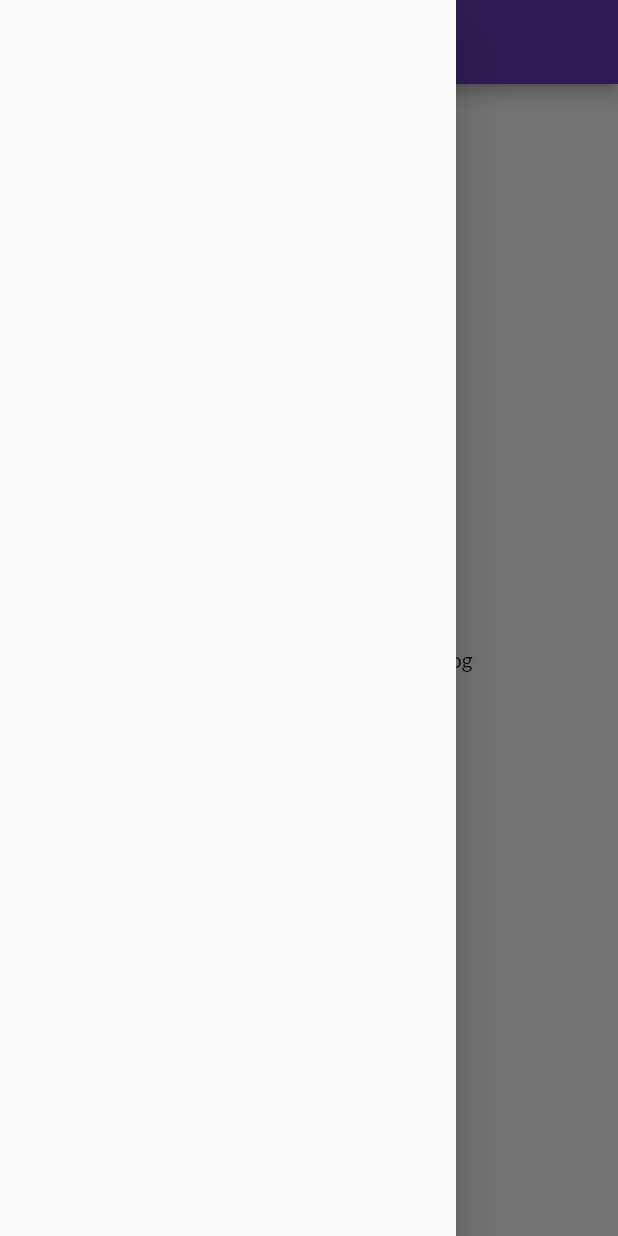
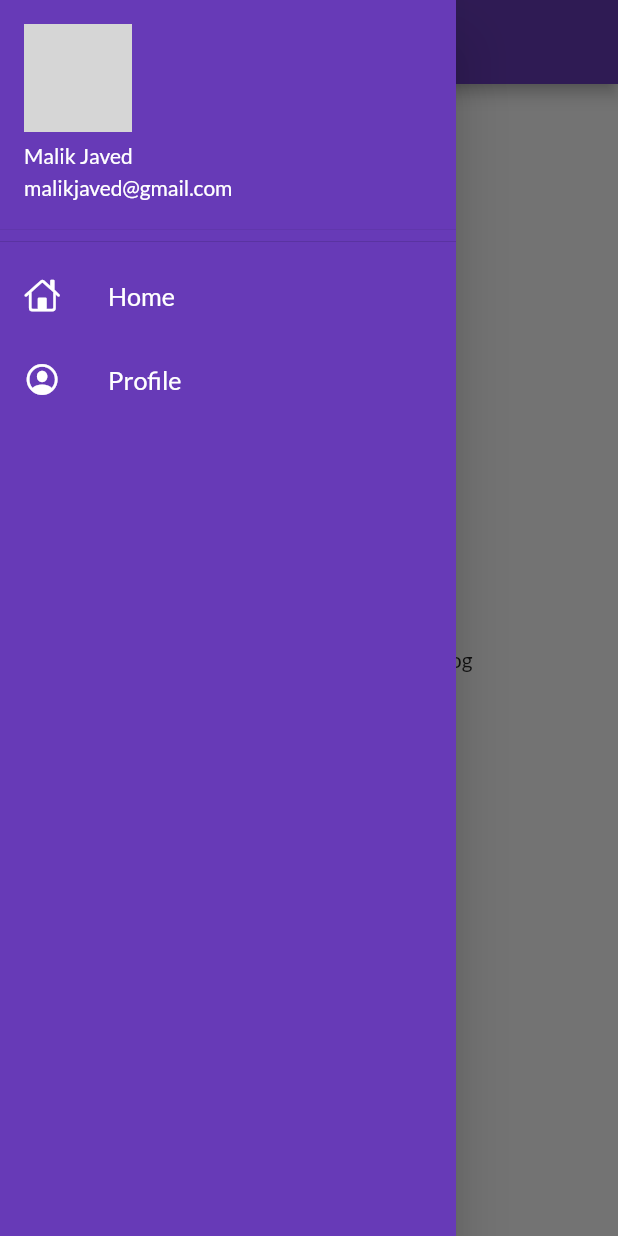
Before and after one commit to im-malikjaved/livetranslator, a Flutter app: the HomePage screen opened by its route, with the side drawer open, on a phone screen of 412 x 824 dp. Run offline on Flutter 3.47's test engine with Material 2 defaults, Android fonts, the light colour scheme and no system bars; our stand-ins replace google_fonts; network calls fail; grey boxes are pictures that could not be loaded.

Commit message:
create a drawer

```diff
--- a/lib/pages/home_page.dart
+++ b/lib/pages/home_page.dart
@@ -1,6 +1,7 @@
 // ignore_for_file: deprecated_member_use
 
 import 'package:flutter/material.dart';
+import 'package:livetranslator/widgets/drawer.dart';
 
 class HomePage extends StatelessWidget {
   const HomePage({Key? key}) : super(key: key);
@@ -18,7 +19,7 @@ class HomePage extends StatelessWidget {
           child: Text("Welcome to $days of flutter by $name"),
         ),
       ),
-      drawer: const Drawer(),
+      drawer: const MyDrawer(),
     );
   }
 }
--- /dev/null
+++ b/lib/widgets/drawer.dart
@@ -0,0 +1,52 @@
+import 'package:flutter/cupertino.dart';
+import 'package:flutter/material.dart';
+
+class MyDrawer extends StatelessWidget {
+  const MyDrawer({Key? key}) : super(key: key);
+
+  @override
+  Widget build(BuildContext context) {
+    final imageurl =
+        "https://images.pexels.com/photos/45201/kitty-cat-kitten-pet-45201.jpeg?auto=compress&cs=tinysrgb&h=750&w=1260";
+    return Drawer(
+      child: Container(
+        color: Colors.deepPurple,
+        child: ListView(
+          padding: EdgeInsets.zero,
+          children: [
+            DrawerHeader(
+                padding: EdgeInsets.zero,
+                child: UserAccountsDrawerHeader(
+                  accountName: Text("Malik Javed"),
+                  accountEmail: Text("malikjaved@gmail.com"),
+                  currentAccountPicture:
+                      CircleAvatar(backgroundImage: NetworkImage(imageurl)),
+                )),
+            const ListTile(
+              leading: Icon(
+                CupertinoIcons.home,
+                color: Colors.white,
+              ),
+              title: Text(
+                "Home",
+                textScaleFactor: 1.2,
+                style: TextStyle(color: Colors.white),
+              ),
+            ),
+            const ListTile(
+              leading: Icon(
+                CupertinoIcons.profile_circled,
+                color: Colors.white,
+              ),
+              title: Text(
+                "Profile",
+                textScaleFactor: 1.2,
+                style: TextStyle(color: Colors.white),
+              ),
+            )
+          ],
+        ),
+      ),
+    );
+  }
+}
```
